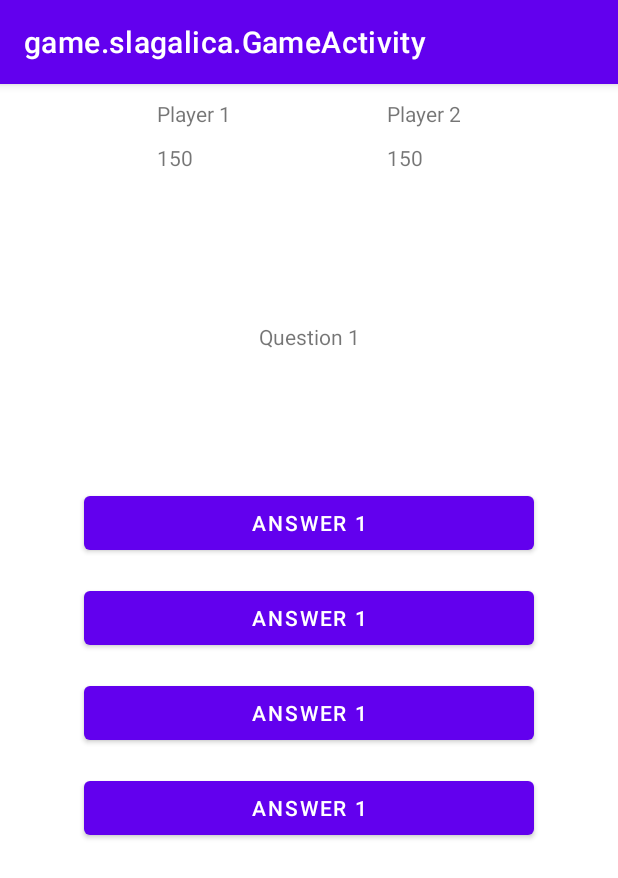
After one commit to Vaaragh/ma-2023-game, an Android app: the GameActivity screen opened directly, with no data from a screen before it, on a phone screen of 412 x 824 dp. The commit adds this screen. Shown: the top 878 px of the screen. Run offline under Robolectric (Android 15) with nearby library versions, the phone set to English and light mode, and no system bars.

Commit message:
feat: add game activity with point fragment and first game fragment

```diff
--- a/app/src/main/AndroidManifest.xml
+++ b/app/src/main/AndroidManifest.xml
@@ -10,6 +10,9 @@
         android:supportsRtl="true"
         android:theme="@style/Theme.Slagalica"
         tools:targetApi="31">
+        <activity
+            android:name=".GameActivity"
+            android:exported="false" />
         <activity
             android:name=".RegisterActivity"
             android:exported="false" />
--- /dev/null
+++ b/app/src/main/java/game/slagalica/GameActivity.java
@@ -0,0 +1,16 @@
+package game.slagalica;
+
+import androidx.appcompat.app.AppCompatActivity;
+import androidx.fragment.app.FragmentManager;
+
+import android.os.Bundle;
+
+public class GameActivity extends AppCompatActivity {
+
+    @Override
+    protected void onCreate(Bundle savedInstanceState) {
+        super.onCreate(savedInstanceState);
+        setContentView(R.layout.activity_game);
+
+    }
+}
--- /dev/null
+++ b/app/src/main/java/game/slagalica/gameFragments/PointsFragment.java
@@ -0,0 +1,28 @@
+package game.slagalica.gameFragments;
+
+import android.os.Bundle;
+
+import androidx.fragment.app.Fragment;
+
+import android.view.LayoutInflater;
+import android.view.View;
+import android.view.ViewGroup;
+
+import game.slagalica.R;
+
+
+public class PointsFragment extends Fragment {
+
+    public PointsFragment(){}
+
+    @Override
+    public View onCreateView(LayoutInflater inflater, ViewGroup container, Bundle savedInstanceState){
+        View rootView = inflater.inflate(R.layout.fragment_points, container, false);
+
+        //TODO
+
+
+        return rootView;
+    }
+
+}
--- /dev/null
+++ b/app/src/main/java/game/slagalica/gameFragments/QuestionFragment.java
@@ -0,0 +1,27 @@
+package game.slagalica.gameFragments;
+
+import android.os.Bundle;
+
+import androidx.fragment.app.Fragment;
+
+import android.view.LayoutInflater;
+import android.view.View;
+import android.view.ViewGroup;
+
+import game.slagalica.R;
+
+public class QuestionFragment extends Fragment {
+
+    public QuestionFragment(){}
+
+    @Override
+    public View onCreateView(LayoutInflater inflater, ViewGroup container, Bundle savedInstanceState){
+            View rootView = inflater.inflate(R.layout.fragment_question, container, false);
+
+            //TODO
+
+
+            return rootView;
+    }
+
+}
--- /dev/null
+++ b/app/src/main/res/layout/activity_game.xml
@@ -0,0 +1,29 @@
+<?xml version="1.0" encoding="utf-8"?>
+<androidx.constraintlayout.widget.ConstraintLayout xmlns:android="http://schemas.android.com/apk/res/android"
+    xmlns:app="http://schemas.android.com/apk/res-auto"
+    xmlns:tools="http://schemas.android.com/tools"
+    android:layout_width="match_parent"
+    android:layout_height="match_parent"
+    tools:context=".GameActivity">
+
+    <androidx.fragment.app.FragmentContainerView
+        android:id="@+id/point_container_view"
+        android:name="game.slagalica.gameFragments.PointsFragment"
+        android:layout_width="match_parent"
+        android:layout_height="wrap_content"
+        app:layout_constraintBaseline_toTopOf="parent"
+        app:layout_constraintEnd_toEndOf="parent"
+        app:layout_constraintStart_toStartOf="parent"
+        tools:layout="@layout/fragment_points" />
+
+    <androidx.fragment.app.FragmentContainerView
+        android:id="@+id/game_container_view"
+        android:name="game.slagalica.gameFragments.QuestionFragment"
+        android:layout_width="match_parent"
+        android:layout_height="wrap_content"
+        app:layout_constraintTop_toBottomOf="@+id/point_container_view"
+        app:layout_constraintStart_toStartOf="parent"
+        app:layout_constraintEnd_toEndOf="parent"
+        tools:layout="@layout/fragment_question"/>
+
+</androidx.constraintlayout.widget.ConstraintLayout>
--- /dev/null
+++ b/app/src/main/res/layout/fragment_points.xml
@@ -0,0 +1,50 @@
+<?xml version="1.0" encoding="utf-8"?>
+<androidx.constraintlayout.widget.ConstraintLayout xmlns:android="http://schemas.android.com/apk/res/android"
+    xmlns:app="http://schemas.android.com/apk/res-auto"
+    xmlns:tools="http://schemas.android.com/tools"
+    android:id="@+id/pointLayout"
+    android:layout_width="match_parent"
+    android:layout_height="match_parent"
+    tools:context=".gameFragments.PointsFragment">
+
+    <TextView
+        android:id="@+id/player_1"
+        android:layout_width="wrap_content"
+        android:layout_height="wrap_content"
+        android:layout_marginTop="10dp"
+        android:text="Player 1"
+        app:layout_constraintEnd_toStartOf="@+id/player_2"
+        app:layout_constraintHorizontal_bias="0.5"
+        app:layout_constraintStart_toStartOf="parent"
+        app:layout_constraintTop_toTopOf="parent" />
+
+    <TextView
+        android:id="@+id/player_1_points"
+        android:layout_width="wrap_content"
+        android:layout_height="wrap_content"
+        android:layout_marginTop="10dp"
+        android:text="150"
+        app:layout_constraintStart_toStartOf="@+id/player_1"
+        app:layout_constraintTop_toBottomOf="@+id/player_1" />
+
+    <TextView
+        android:id="@+id/player_2"
+        android:layout_width="wrap_content"
+        android:layout_height="wrap_content"
+        android:layout_marginTop="10dp"
+        android:text="Player 2"
+        app:layout_constraintEnd_toEndOf="parent"
+        app:layout_constraintHorizontal_bias="0.5"
+        app:layout_constraintStart_toEndOf="@+id/player_1"
+        app:layout_constraintTop_toTopOf="parent" />
+
+    <TextView
+        android:id="@+id/player_2_points"
+        android:layout_width="wrap_content"
+        android:layout_height="wrap_content"
+        android:layout_marginTop="10dp"
+        android:text="150"
+        app:layout_constraintStart_toStartOf="@+id/player_2"
+        app:layout_constraintTop_toBottomOf="@+id/player_2" />
+
+</androidx.constraintlayout.widget.ConstraintLayout>
--- /dev/null
+++ b/app/src/main/res/layout/fragment_question.xml
@@ -0,0 +1,67 @@
+<?xml version="1.0" encoding="utf-8"?>
+<androidx.constraintlayout.widget.ConstraintLayout xmlns:android="http://schemas.android.com/apk/res/android"
+    xmlns:app="http://schemas.android.com/apk/res-auto"
+    xmlns:tools="http://schemas.android.com/tools"
+    android:id="@+id/frameLayout"
+    android:layout_width="match_parent"
+    android:layout_height="match_parent"
+    tools:context=".gameFragments.QuestionFragment">
+
+    <TextView
+        android:id="@+id/question_text"
+        android:layout_width="300dp"
+        android:layout_height="50dp"
+        android:layout_marginTop="100dp"
+        android:text="Question 1"
+        android:textAlignment="center"
+        app:layout_constraintEnd_toEndOf="parent"
+        app:layout_constraintHorizontal_bias="0.5"
+        app:layout_constraintStart_toStartOf="parent"
+        app:layout_constraintTop_toTopOf="parent" />
+
+    <Button
+        android:id="@+id/answer_btn_1"
+        android:layout_width="300dp"
+        android:layout_height="wrap_content"
+        android:layout_marginTop="60dp"
+        android:text="Answer 1"
+        app:layout_constraintEnd_toEndOf="parent"
+        app:layout_constraintHorizontal_bias="0.5"
+        app:layout_constraintStart_toStartOf="parent"
+        app:layout_constraintTop_toBottomOf="@+id/question_text" />
+
+    <Button
+        android:id="@+id/answer_btn_2"
+        android:layout_width="300dp"
+        android:layout_height="wrap_content"
+        android:layout_marginTop="@dimen/tight_margin_btn"
+        android:text="Answer 1"
+        app:layout_constraintEnd_toEndOf="parent"
+        app:layout_constraintHorizontal_bias="0.5"
+        app:layout_constraintStart_toStartOf="parent"
+        app:layout_constraintTop_toBottomOf="@+id/answer_btn_1" />
+
+    <Button
+        android:id="@+id/answer_btn_3"
+        android:layout_width="300dp"
+        android:layout_height="wrap_content"
+        android:layout_marginTop="@dimen/tight_margin_btn"
+        android:text="Answer 1"
+        app:layout_constraintEnd_toEndOf="parent"
+        app:layout_constraintHorizontal_bias="0.5"
+        app:layout_constraintStart_toStartOf="parent"
+        app:layout_constraintTop_toBottomOf="@+id/answer_btn_2" />
+
+    <Button
+        android:id="@+id/answer_btn_4"
+        android:layout_width="300dp"
+        android:layout_height="wrap_content"
+        android:layout_marginTop="@dimen/tight_margin_btn"
+        android:text="Answer 1"
+        app:layout_constraintEnd_toEndOf="parent"
+        app:layout_constraintHorizontal_bias="0.5"
+        app:layout_constraintStart_toStartOf="parent"
+        app:layout_constraintTop_toBottomOf="@+id/answer_btn_3" />
+
+
+</androidx.constraintlayout.widget.ConstraintLayout>
--- a/app/src/main/res/values/dimens.xml
+++ b/app/src/main/res/values/dimens.xml
@@ -4,5 +4,6 @@
     <dimen name="activity_vertical_margin">16dp</dimen>
     <dimen name="fab_margin">16dp</dimen>
     <dimen name="tight_margin">20dp</dimen>
+    <dimen name="tight_margin_btn">15dp</dimen>
     <dimen name="table_field">100dp</dimen>
 </resources>
```
